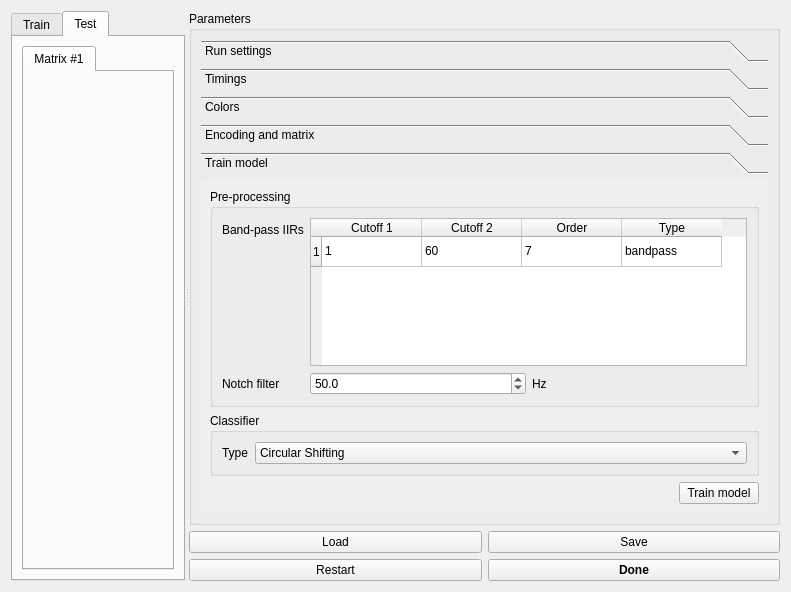
This is config.ui in medusabci/app-cvep-speller as Qt 5 draws it before an edit. The edited form follows.
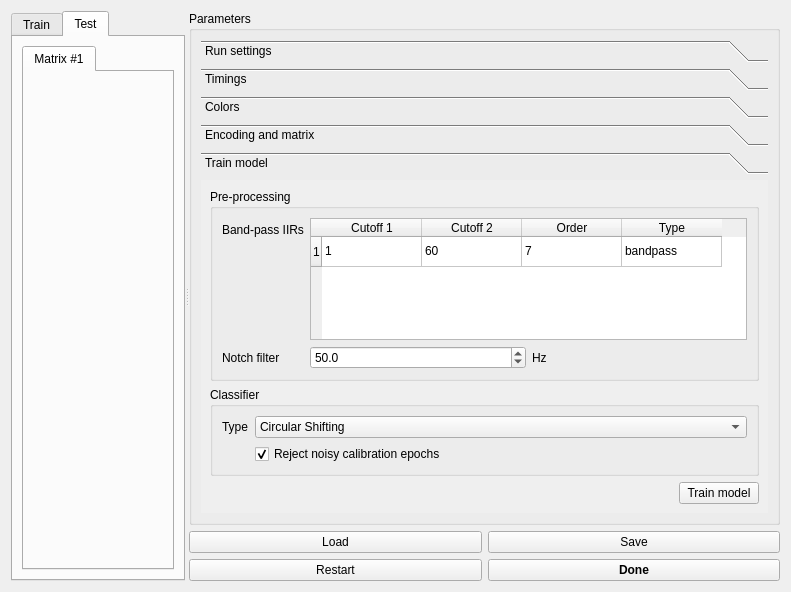
This is the edited form. The open tabs and pages were chosen to show the change.

Commit message: App error handling when labels are not specified in LSL. Artifact rejection in calibration can be now chosen by the user

```diff
--- a/config.ui
+++ b/config.ui
@@ -915,7 +915,7 @@
               <rect>
                <x>0</x>
                <y>0</y>
-               <width>524</width>
+               <width>529</width>
                <height>315</height>
               </rect>
              </property>
@@ -1050,6 +1050,16 @@
                    </item>
                   </widget>
                  </item>
+                 <item row="1" column="1">
+                  <widget class="QCheckBox" name="checkBox_calibration_art_rej">
+                   <property name="text">
+                    <string>Reject noisy calibration epochs</string>
+                   </property>
+                   <property name="checked">
+                    <bool>true</bool>
+                   </property>
+                  </widget>
+                 </item>
                 </layout>
                </widget>
               </item>
```
Left out of the diff: 10 changed lines with no effect on the pictures. The commit also changes 112 other files.
